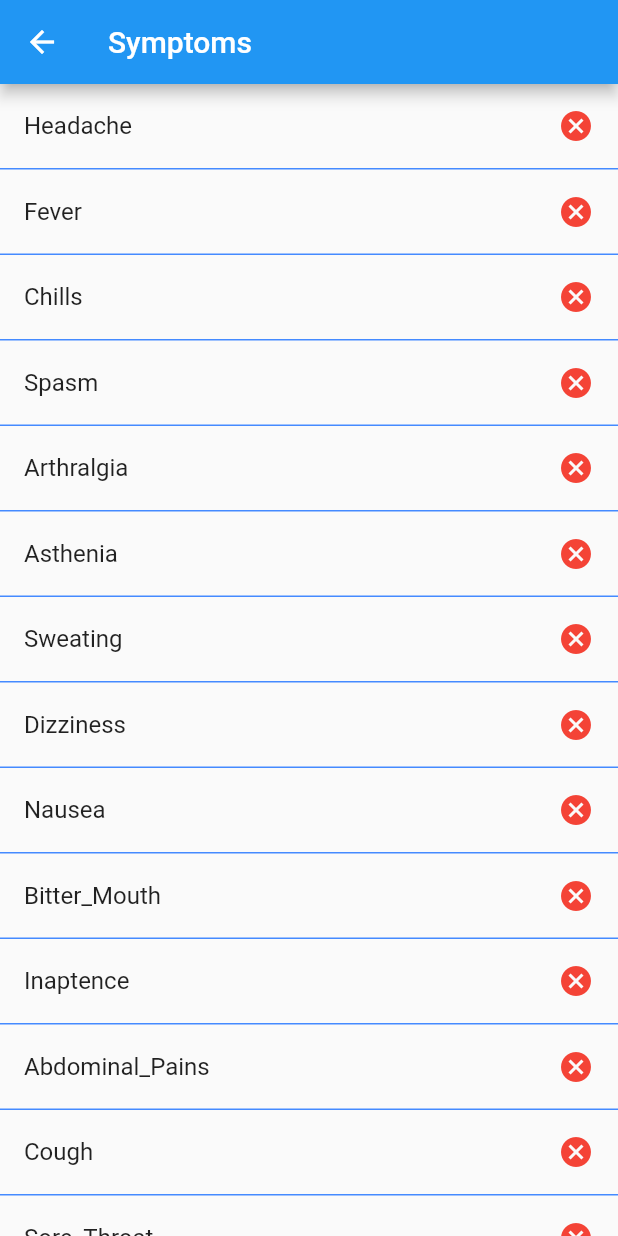
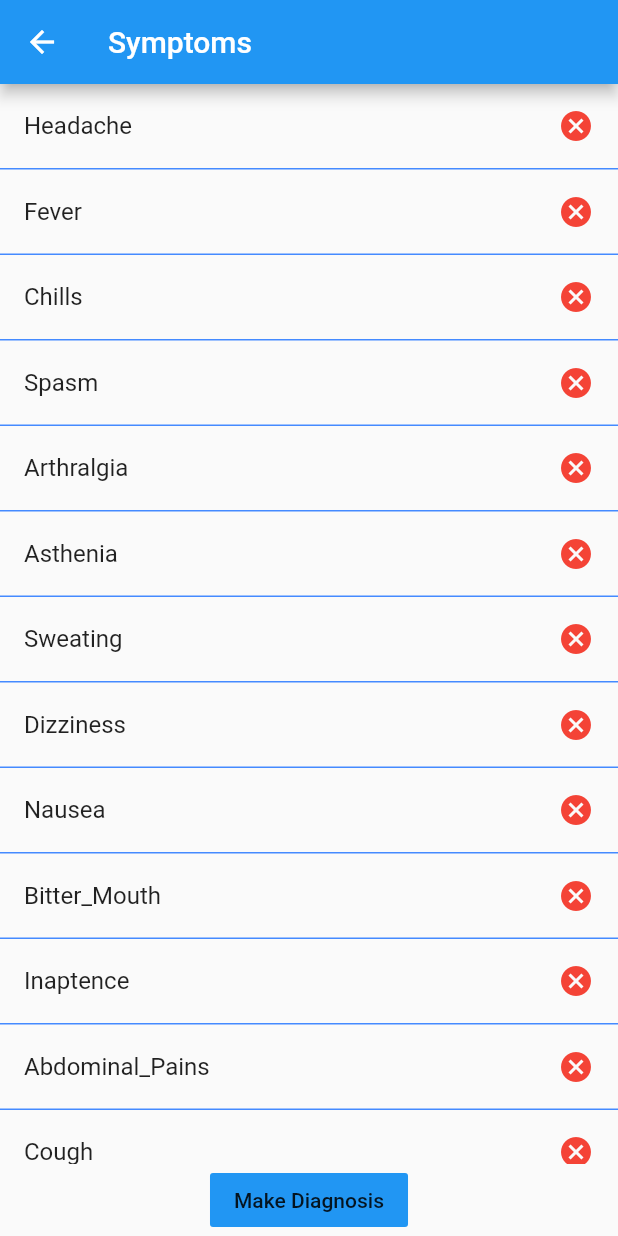
Before and after one commit to KKwame/Project_spy, a Flutter app: the DiagnosisPane screen opened directly, on a phone screen of 412 x 824 dp. Run offline on Flutter 3.47's test engine with Material 2 defaults, Android fonts, the phone set to English and light mode, and no system bars; our stand-ins replace font_awesome_flutter, google_maps_flutter.

Commit message:
diagnosis as an array of 1 and zeros

```diff
--- a/lib/diagnosis_pane.dart
+++ b/lib/diagnosis_pane.dart
@@ -22,7 +22,9 @@ class DiagnosisPane extends StatefulWidget {
 class _DiagnosisPaneState extends State<DiagnosisPane> {
   List<Symptom> _symptoms;
 
-  _DiagnosisPaneState() {
+  @override
+  void initState() {
+    super.initState();
     _symptoms = Symptoms.initializeSymptoms().getSymptoms;
   }
 
@@ -37,7 +39,7 @@ class _DiagnosisPaneState extends State<DiagnosisPane> {
   }
 
   _handleIconDisplay(int index) {
-    bool readStatus = _symptoms[index].getSymptomCheck;
+    bool readStatus = _symptoms[index].getSymptomCheck ?? false;
     return Icon(
       (readStatus ? Icons.check_circle : Icons.cancel),
       color: (readStatus) ? Colors.green : Colors.red,
@@ -51,14 +53,18 @@ class _DiagnosisPaneState extends State<DiagnosisPane> {
         title: Text('Symptoms'),
         backgroundColor: Colors.blue,
       ),
-      body: ListView.builder(
+      body: Column(
+        children: <Widget>[
+          Expanded(
+            child: ListView.builder(
               itemCount: _symptoms.length,
               itemBuilder: (context, index) {
                 return Container(
                   decoration: BoxDecoration(
                     border: Border(
-                      bottom:
-                          BorderSide(color: Colors.blueAccent, width: 1.0))),
+                      bottom: BorderSide(color: Colors.blueAccent, width: 1.0),
+                    ),
+                  ),
                   child: ListTile(
                     title: Row(
                       mainAxisAlignment: MainAxisAlignment.spaceBetween,
@@ -72,7 +78,24 @@ class _DiagnosisPaneState extends State<DiagnosisPane> {
                     },
                   ),
                 );
-          }, ),
+              },
+            ),
+          ),
+          FlatButton(
+            onPressed: _onMakeDiagnosisPressed,
+            color: Colors.blue,
+            child: Text('Make Diagnosis'),
+          ),
+        ],
+      ),
     );
   }
+
+  void _onMakeDiagnosisPressed() async {
+    final data = _symptoms.map((symptom) {
+      return (symptom.getSymptomCheck ?? false) ? 1 : 0;
+    }).toList();
+
+    print('current data ${data}');
   }
+}
```
Lines whose indentation alone changed are shown as unchanged.
